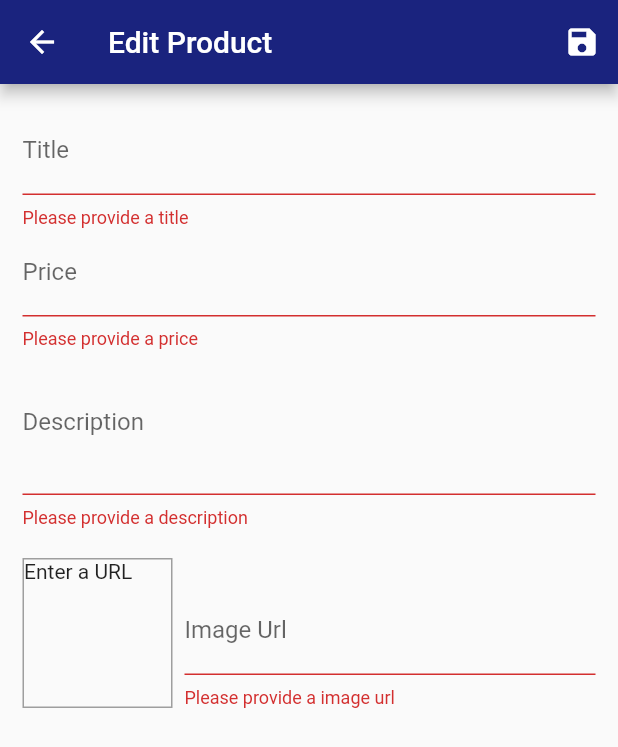
After one commit to kalpeshhpatel/simple_shop_app, a Flutter app: the EditProductScreen screen opened by its route, after a tap on the "save" icon, on a phone screen of 412 x 824 dp. The commit adds this screen. Shown: the top 747 px of the screen. Run offline on Flutter 3.47's test engine with Material 2 defaults, Android fonts, the phone set to English and light mode, and no system bars; network calls fail.

Commit message:
Added add product feature

```diff
--- a/lib/main.dart
+++ b/lib/main.dart
@@ -1,5 +1,6 @@
 import 'package:flutter/material.dart';
 import 'package:provider/provider.dart';
+import './screens/edit_product_screen.dart';
 import './screens/user_products.dart';
 import './screens/product_detail.dart';
 import './screens/products_overview.dart';
@@ -54,6 +55,7 @@ class MyApp extends StatelessWidget {
           CartScreen.routeName: (ctx) => CartScreen(),
           OrdersScreen.routeName: (ctx) => OrdersScreen(),
           UserProductsScreen.routeName: (ctx) => UserProductsScreen(),
+          EditProductScreen.routeName: (ctx) => EditProductScreen(),
         },
       ),
     );
--- a/lib/providers/products.dart
+++ b/lib/providers/products.dart
@@ -16,4 +16,16 @@ class ProductsProvider with ChangeNotifier {
   List<Product> get favoritesProducts {
     return items.where((element) => element.isFavorite == true).toList();
   }
+
+  void addProduct(Product product) {
+    final newProduct = Product(
+      title: product.title,
+      description: product.description,
+      price: product.price,
+      imageUrl: product.imageUrl,
+      id: DateTime.now().toString(),
+    );
+    _items.add(newProduct);
+    notifyListeners();
+  }
 }
--- /dev/null
+++ b/lib/screens/edit_product_screen.dart
@@ -0,0 +1,215 @@
+import 'package:flutter/material.dart';
+import 'package:provider/provider.dart';
+import '../providers/products.dart';
+import '../providers/product.dart';
+
+class EditProductScreen extends StatefulWidget {
+  static final routeName = '/edit-product';
+
+  @override
+  _EditProductScreenState createState() => _EditProductScreenState();
+}
+
+class _EditProductScreenState extends State<EditProductScreen> {
+  final _formKey = GlobalKey<FormState>();
+
+  final _priceFocusNode = FocusNode();
+  final _descriptionFocusNode = FocusNode();
+  final _imageUrlFocusNode = FocusNode();
+  final _imageUrlTextController = TextEditingController();
+
+  var _editedProduct = Product(
+      id: null, title: null, description: null, price: null, imageUrl: null);
+
+  @override
+  void initState() {
+    _imageUrlFocusNode.addListener(_updateImageUrl);
+    super.initState();
+  }
+
+  void _updateImageUrl() {
+    if (!_imageUrlFocusNode.hasFocus &&
+        _imageUrlTextController.text.isNotEmpty) {
+      setState(() {});
+    }
+  }
+
+  @override
+  void dispose() {
+    _priceFocusNode.dispose();
+    _descriptionFocusNode.dispose();
+    _imageUrlFocusNode.removeListener(_updateImageUrl);
+    _imageUrlFocusNode.dispose();
+    _imageUrlTextController.dispose();
+    super.dispose();
+  }
+
+  void _saveForm() {
+    if (!_formKey.currentState.validate()) {
+      return;
+    }
+    _formKey.currentState.save();
+    Provider.of<ProductsProvider>(context, listen: false)
+        .addProduct(_editedProduct);
+    Navigator.of(context).pop();
+  }
+
+  @override
+  Widget build(BuildContext context) {
+    return Scaffold(
+      appBar: AppBar(
+        title: Text('Edit Product'),
+        actions: [
+          IconButton(
+            icon: Icon(Icons.save),
+            onPressed: () {
+              _saveForm();
+            },
+          )
+        ],
+      ),
+      body: Padding(
+        padding: EdgeInsets.all(15),
+        child: Form(
+          key: _formKey,
+          child: SingleChildScrollView(
+            child: Column(
+              children: [
+                TextFormField(
+                  decoration: InputDecoration(
+                    labelText: 'Title',
+                  ),
+                  textInputAction: TextInputAction.next,
+                  onFieldSubmitted: (_) {
+                    FocusScope.of(context).requestFocus(_priceFocusNode);
+                  },
+                  validator: (value) {
+                    if (value.isEmpty) {
+                      return 'Please provide a title';
+                    }
+                    return null;
+                  },
+                  onSaved: (value) {
+                    _editedProduct = Product(
+                      id: _editedProduct.id,
+                      title: value,
+                      description: _editedProduct.description,
+                      price: _editedProduct.price,
+                      imageUrl: _editedProduct.imageUrl,
+                    );
+                  },
+                ),
+                TextFormField(
+                  decoration: InputDecoration(
+                    labelText: 'Price',
+                  ),
+                  textInputAction: TextInputAction.next,
+                  keyboardType: TextInputType.number,
+                  focusNode: _priceFocusNode,
+                  onFieldSubmitted: (_) {
+                    FocusScope.of(context).requestFocus(_descriptionFocusNode);
+                  },
+                  validator: (value) {
+                    if (value.isEmpty) {
+                      return 'Please provide a price';
+                    }
+                    if (double.tryParse(value) == null) {
+                      return 'Please provide a valid number';
+                    }
+                    if (double.parse(value) <= 0.0) {
+                      return 'Price should be greater than 0.0';
+                    }
+                    return null;
+                  },
+                  onSaved: (value) {
+                    _editedProduct = Product(
+                      id: _editedProduct.id,
+                      title: _editedProduct.title,
+                      description: _editedProduct.description,
+                      price: double.parse(value),
+                      imageUrl: _editedProduct.imageUrl,
+                    );
+                  },
+                ),
+                TextFormField(
+                  decoration: InputDecoration(
+                    labelText: 'Description',
+                  ),
+                  maxLines: 3,
+                  keyboardType: TextInputType.multiline,
+                  focusNode: _descriptionFocusNode,
+                  validator: (value) {
+                    if (value.isEmpty) {
+                      return 'Please provide a description';
+                    }
+                    if (value.length < 10) {
+                      return 'Description must be greater than 10 chars';
+                    }
+                    return null;
+                  },
+                  onSaved: (value) {
+                    _editedProduct = Product(
+                      id: _editedProduct.id,
+                      title: _editedProduct.title,
+                      description: value,
+                      price: _editedProduct.price,
+                      imageUrl: _editedProduct.imageUrl,
+                    );
+                  },
+                ),
+                Row(
+                  crossAxisAlignment: CrossAxisAlignment.end,
+                  children: [
+                    Container(
+                      width: 100,
+                      height: 100,
+                      margin: EdgeInsets.only(top: 20, right: 8),
+                      decoration: BoxDecoration(
+                          border: Border.all(width: 1, color: Colors.grey)),
+                      child: _imageUrlTextController.text.isEmpty
+                          ? Text('Enter a URL')
+                          : FittedBox(
+                              fit: BoxFit.cover,
+                              child:
+                                  Image.network(_imageUrlTextController.text),
+                            ),
+                    ),
+                    Expanded(
+                      child: TextFormField(
+                        decoration: InputDecoration(
+                          labelText: 'Image Url',
+                        ),
+                        keyboardType: TextInputType.url,
+                        textInputAction: TextInputAction.done,
+                        controller: _imageUrlTextController,
+                        focusNode: _imageUrlFocusNode,
+                        validator: (value) {
+                          if (value.isEmpty) {
+                            return 'Please provide a image url';
+                          }
+                          return null;
+                        },
+                        onFieldSubmitted: (_) {
+                          _saveForm();
+                        },
+                        onSaved: (value) {
+                          _editedProduct = Product(
+                            id: _editedProduct.id,
+                            title: _editedProduct.title,
+                            description: _editedProduct.description,
+                            price: _editedProduct.price,
+                            imageUrl: value,
+                          );
+                        },
+                      ),
+                    ),
+                  ],
+                )
+              ],
+            ),
+          ),
+        ),
+      ),
+    );
+  }
+}
--- a/lib/screens/user_products.dart
+++ b/lib/screens/user_products.dart
@@ -1,5 +1,6 @@
 import 'package:flutter/material.dart';
 import 'package:provider/provider.dart';
+import '../screens/edit_product_screen.dart';
 import '../widget/app_drawer.dart';
 import '../widget/user_product_item.dart';
 import '../providers/products.dart';
@@ -18,7 +19,9 @@ class UserProductsScreen extends StatelessWidget {
         actions: [
           IconButton(
             icon: const Icon(Icons.add),
-            onPressed: () {},
+            onPressed: () {
+              Navigator.of(context).pushNamed(EditProductScreen.routeName);
+            },
           )
         ],
       ),
```
